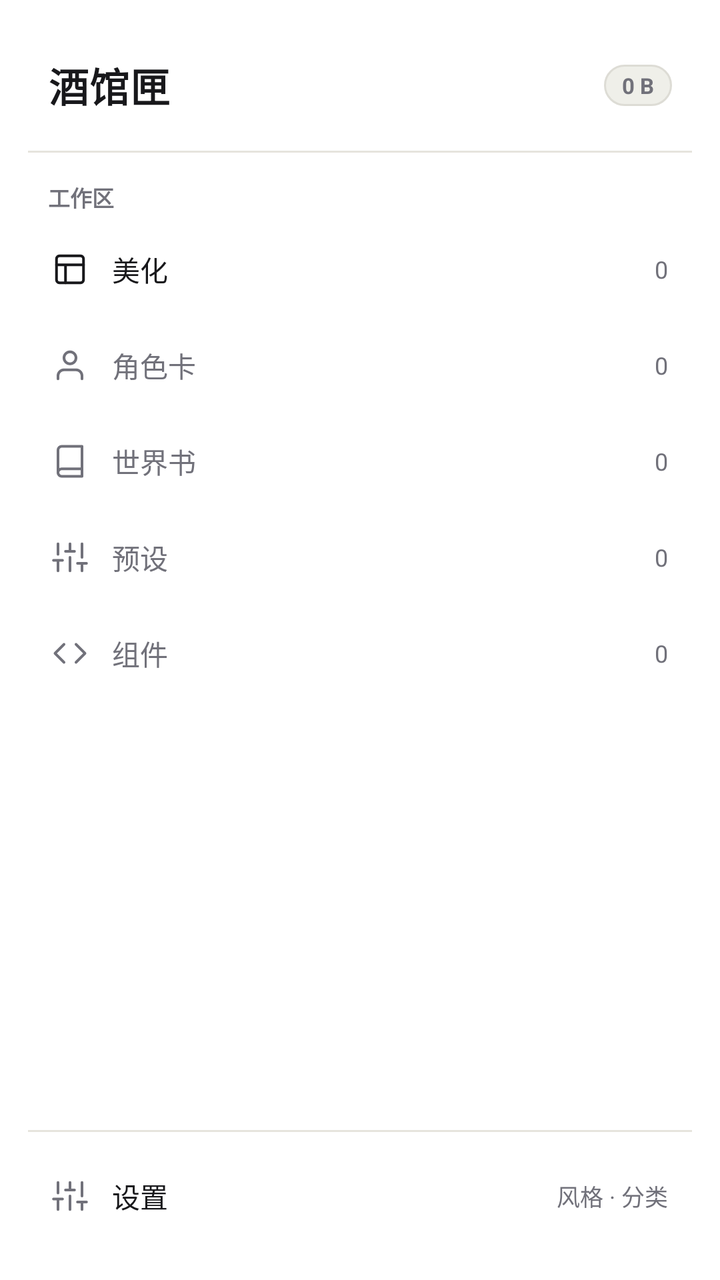
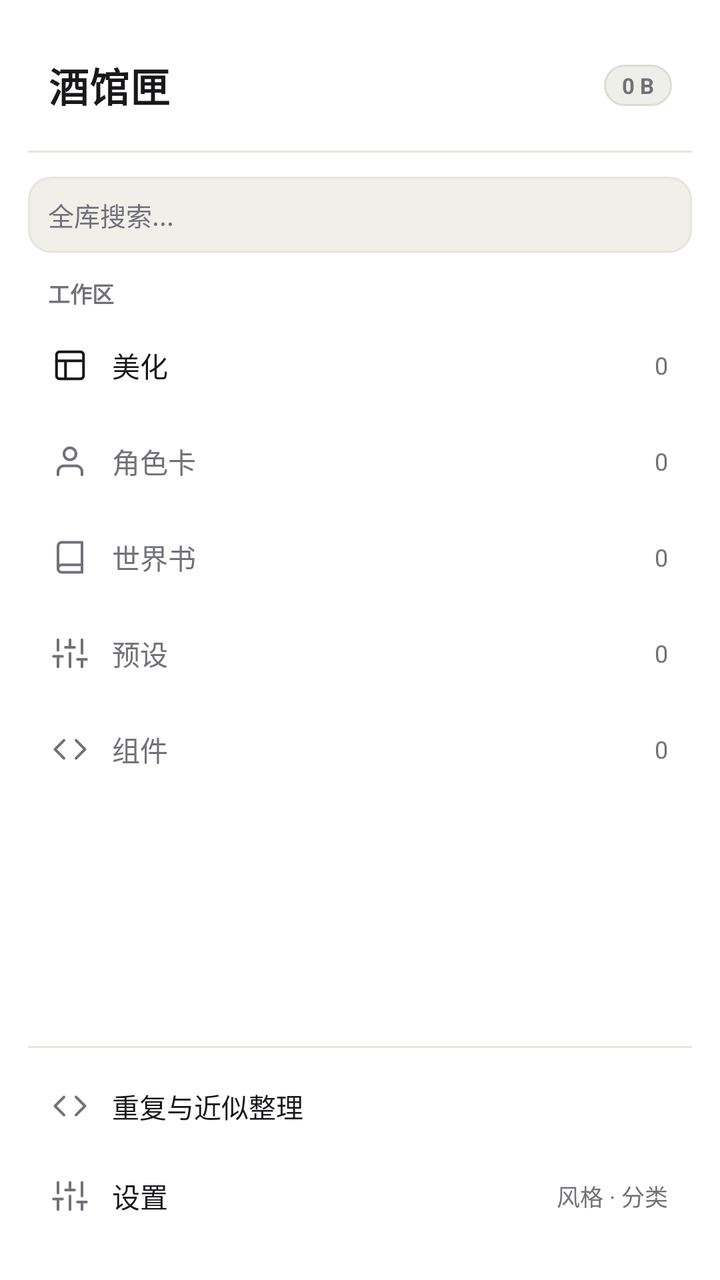

The first picture is an Android layout as it rendered before a commit; the second is the same layout after the commit. The layout source and the unified diff follow.
<!-- AndroidManifest.xml: application theme Theme.STThemeVault -->
<!-- res/layout/layout_drawer.xml -->
<?xml version="1.0" encoding="utf-8"?>
<LinearLayout xmlns:android="http://schemas.android.com/apk/res/android"
    xmlns:app="http://schemas.android.com/apk/res-auto"
    android:layout_width="276dp"
    android:layout_height="match_parent"
    android:layout_gravity="start"
    android:background="@color/surface"
    android:clickable="true"
    android:focusable="true"
    android:orientation="vertical"
    android:paddingHorizontal="14dp"
    android:paddingTop="28dp"
    android:paddingBottom="20dp">

    
    <LinearLayout
        android:layout_width="match_parent"
        android:layout_height="wrap_content"
        android:gravity="center_vertical"
        android:orientation="horizontal"
        android:paddingHorizontal="10dp"
        android:paddingBottom="18dp">

        <TextView
            android:layout_width="0dp"
            android:layout_height="wrap_content"
            android:layout_weight="1"
            android:letterSpacing="0.02"
            android:text="酒馆匣"
            android:textColor="@color/text_primary"
            android:textSize="20sp"
            android:textStyle="bold" />

        <TextView
            android:id="@+id/tvDrawerTotalSize"
            android:layout_width="wrap_content"
            android:layout_height="wrap_content"
            android:background="@drawable/bg_pill_accent"
            android:paddingHorizontal="9dp"
            android:paddingVertical="3dp"
            android:text="0 B"
            android:textColor="@color/text_muted"
            android:textSize="11sp"
            android:textStyle="bold" />
    </LinearLayout>

    <View
        android:layout_width="match_parent"
        android:layout_height="1dp"
        android:layout_marginBottom="14dp"
        android:background="@color/border" />

    <TextView
        android:layout_width="wrap_content"
        android:layout_height="wrap_content"
        android:layout_marginBottom="6dp"
        android:paddingHorizontal="10dp"
        android:text="工作区"
        android:textColor="@color/text_muted"
        android:textSize="11sp"
        android:textStyle="bold" />

    
    <LinearLayout
        android:id="@+id/drawerItemThemes"
        android:layout_width="match_parent"
        android:layout_height="44dp"
        android:layout_marginBottom="4dp"
        android:clickable="true"
        android:focusable="true"
        android:gravity="center_vertical"
        android:orientation="horizontal"
        android:paddingHorizontal="12dp">

        <ImageView
            android:id="@+id/ivDrawerThemes"
            android:layout_width="18dp"
            android:layout_height="18dp"
            android:src="@drawable/ic_module_theme"
            app:tint="@color/text_primary" />

        <TextView
            android:id="@+id/tvDrawerThemes"
            android:layout_width="0dp"
            android:layout_height="wrap_content"
            android:layout_marginStart="12dp"
            android:layout_weight="1"
            android:text="美化"
            android:textColor="@color/text_primary"
            android:textSize="14sp" />

        <TextView
            android:id="@+id/tvCountThemes"
            android:layout_width="wrap_content"
            android:layout_height="wrap_content"
            android:text="0"
            android:textColor="@color/text_muted"
            android:textSize="12sp" />
    </LinearLayout>

    
    <LinearLayout
        android:id="@+id/drawerItemCharacters"
        android:layout_width="match_parent"
        android:layout_height="44dp"
        android:layout_marginBottom="4dp"
        android:clickable="true"
        android:focusable="true"
        android:gravity="center_vertical"
        android:orientation="horizontal"
        android:paddingHorizontal="12dp">

        <ImageView
            android:id="@+id/ivDrawerCharacters"
            android:layout_width="18dp"
            android:layout_height="18dp"
            android:src="@drawable/ic_module_character"
            app:tint="@color/text_muted" />

        <TextView
            android:id="@+id/tvDrawerCharacters"
            android:layout_width="0dp"
            android:layout_height="wrap_content"
            android:layout_marginStart="12dp"
            android:layout_weight="1"
            android:text="角色卡"
            android:textColor="@color/text_muted"
            android:textSize="14sp" />

        <TextView
            android:id="@+id/tvCountChars"
            android:layout_width="wrap_content"
            android:layout_height="wrap_content"
            android:text="0"
            android:textColor="@color/text_muted"
            android:textSize="12sp" />
    </LinearLayout>

    
    <LinearLayout
        android:id="@+id/drawerItemWorldBooks"
        android:layout_width="match_parent"
        android:layout_height="44dp"
        android:layout_marginBottom="4dp"
        android:clickable="true"
        android:focusable="true"
        android:gravity="center_vertical"
        android:orientation="horizontal"
        android:paddingHorizontal="12dp">

        <ImageView
            android:id="@+id/ivDrawerWorldBooks"
            android:layout_width="18dp"
            android:layout_height="18dp"
            android:src="@drawable/ic_module_worldbook"
            app:tint="@color/text_muted" />

        <TextView
            android:id="@+id/tvDrawerWorldBooks"
            android:layout_width="0dp"
            android:layout_height="wrap_content"
            android:layout_marginStart="12dp"
            android:layout_weight="1"
            android:text="世界书"
            android:textColor="@color/text_muted"
            android:textSize="14sp" />

        <TextView
            android:id="@+id/tvCountBooks"
            android:layout_width="wrap_content"
            android:layout_height="wrap_content"
            android:text="0"
            android:textColor="@color/text_muted"
            android:textSize="12sp" />
    </LinearLayout>

    
    <LinearLayout
        android:id="@+id/drawerItemPresets"
        android:layout_width="match_parent"
        android:layout_height="44dp"
        android:layout_marginBottom="4dp"
        android:clickable="true"
        android:focusable="true"
        android:gravity="center_vertical"
        android:orientation="horizontal"
        android:paddingHorizontal="12dp">

        <ImageView
            android:id="@+id/ivDrawerPresets"
            android:layout_width="18dp"
            android:layout_height="18dp"
            android:src="@drawable/ic_module_preset"
            app:tint="@color/text_muted" />

        <TextView
            android:id="@+id/tvDrawerPresets"
            android:layout_width="0dp"
            android:layout_height="wrap_content"
            android:layout_marginStart="12dp"
            android:layout_weight="1"
            android:text="预设"
            android:textColor="@color/text_muted"
            android:textSize="14sp" />

        <TextView
            android:id="@+id/tvCountPresets"
            android:layout_width="wrap_content"
            android:layout_height="wrap_content"
            android:text="0"
            android:textColor="@color/text_muted"
            android:textSize="12sp" />
    </LinearLayout>

    
    <LinearLayout
        android:id="@+id/drawerItemComponents"
        android:layout_width="match_parent"
        android:layout_height="44dp"
        android:layout_marginBottom="4dp"
        android:clickable="true"
        android:focusable="true"
        android:gravity="center_vertical"
        android:orientation="horizontal"
        android:paddingHorizontal="12dp">

        <ImageView
            android:id="@+id/ivDrawerComponents"
            android:layout_width="18dp"
            android:layout_height="18dp"
            android:src="@drawable/ic_module_component"
            app:tint="@color/text_muted" />

        <TextView
            android:id="@+id/tvDrawerComponents"
            android:layout_width="0dp"
            android:layout_height="wrap_content"
            android:layout_marginStart="12dp"
            android:layout_weight="1"
            android:text="组件"
            android:textColor="@color/text_muted"
            android:textSize="14sp" />

        <TextView
            android:id="@+id/tvCountComps"
            android:layout_width="wrap_content"
            android:layout_height="wrap_content"
            android:text="0"
            android:textColor="@color/text_muted"
            android:textSize="12sp" />
    </LinearLayout>

    <View
        android:layout_width="match_parent"
        android:layout_height="0dp"
        android:layout_weight="1" />

    <View
        android:layout_width="match_parent"
        android:layout_height="1dp"
        android:layout_marginBottom="10dp"
        android:background="@color/border" />

    
    <LinearLayout
        android:id="@+id/drawerItemSettings"
        android:layout_width="match_parent"
        android:layout_height="44dp"
        android:clickable="true"
        android:focusable="true"
        android:gravity="center_vertical"
        android:orientation="horizontal"
        android:paddingHorizontal="12dp">

        <ImageView
            android:layout_width="18dp"
            android:layout_height="18dp"
            android:src="@drawable/ic_module_preset"
            app:tint="@color/text_muted" />

        <TextView
            android:layout_width="0dp"
            android:layout_height="wrap_content"
            android:layout_marginStart="12dp"
            android:layout_weight="1"
            android:text="设置"
            android:textColor="@color/text_primary"
            android:textSize="14sp" />

        <TextView
            android:layout_width="wrap_content"
            android:layout_height="wrap_content"
            android:text="风格 · 分类"
            android:textColor="@color/text_muted"
            android:textSize="11.5sp" />
    </LinearLayout>
</LinearLayout>
<!-- resources referenced by this layout -->
<resources>
  <color name="border">#E6E4DD</color>
  <color name="surface">#FFFFFF</color>
  <color name="text_muted">#71717A</color>
  <color name="text_primary">#18181B</color>
  <!-- drawable bg_pill_accent (drawable) -->
  <?xml version="1.0" encoding="utf-8"?>
  <shape xmlns:android="http://schemas.android.com/apk/res/android" android:shape="rectangle">
      <solid android:color="@color/pill_accent_bg" />
      <corners android:radius="999dp" />
      <stroke android:width="1dp" android:color="@color/pill_accent_stroke" />
  </shape>
  <!-- drawable ic_module_character (drawable) -->
  <?xml version="1.0" encoding="utf-8"?>
  <vector xmlns:android="http://schemas.android.com/apk/res/android"
      android:width="20dp"
      android:height="20dp"
      android:viewportWidth="24"
      android:viewportHeight="24">
      <path
          android:fillColor="@android:color/transparent"
          android:pathData="M20,21v-2a4,4 0,0 0,-4 -4H8a4,4 0,0 0,-4 4v2"
          android:strokeWidth="1.8"
          android:strokeColor="#FFFFFF"
          android:strokeLineCap="round"
          android:strokeLineJoin="round" />
      <path
          android:fillColor="@android:color/transparent"
          android:pathData="M12,3a4,4 0,1 0,0 8a4,4 0,1 0,0 -8z"
          android:strokeWidth="1.8"
          android:strokeColor="#FFFFFF"
          android:strokeLineCap="round" />
  </vector>
  <!-- drawable ic_module_component (drawable) -->
  <?xml version="1.0" encoding="utf-8"?>
  <vector xmlns:android="http://schemas.android.com/apk/res/android"
      android:width="20dp"
      android:height="20dp"
      android:viewportWidth="24"
      android:viewportHeight="24">
      <path
          android:fillColor="@android:color/transparent"
          android:pathData="M16,18l6,-6l-6,-6M8,6l-6,6l6,6"
          android:strokeWidth="1.8"
          android:strokeColor="#FFFFFF"
          android:strokeLineCap="round"
          android:strokeLineJoin="round" />
  </vector>
  <!-- drawable ic_module_preset (drawable) -->
  <?xml version="1.0" encoding="utf-8"?>
  <vector xmlns:android="http://schemas.android.com/apk/res/android"
      android:width="20dp"
      android:height="20dp"
      android:viewportWidth="24"
      android:viewportHeight="24">
      <path
          android:fillColor="@android:color/transparent"
          android:pathData="M4,21v-7M4,10V3M12,21v-9M12,8V3M20,21v-5M20,12V3M1,14h6M9,8h6M17,16h6"
          android:strokeWidth="1.8"
          android:strokeColor="#FFFFFF"
          android:strokeLineCap="round"
          android:strokeLineJoin="round" />
  </vector>
  <!-- drawable ic_module_theme (drawable) -->
  <?xml version="1.0" encoding="utf-8"?>
  <vector xmlns:android="http://schemas.android.com/apk/res/android"
      android:width="20dp"
      android:height="20dp"
      android:viewportWidth="24"
      android:viewportHeight="24">
      <path
          android:fillColor="@android:color/transparent"
          android:pathData="M3,5a2,2 0,0 1,2 -2h14a2,2 0,0 1,2 2v14a2,2 0,0 1,-2 2H5a2,2 0,0 1,-2 -2V5z"
          android:strokeWidth="1.8"
          android:strokeColor="#FFFFFF"
          android:strokeLineJoin="round" />
      <path
          android:fillColor="@android:color/transparent"
          android:pathData="M3,9h18M9,21V9"
          android:strokeWidth="1.8"
          android:strokeColor="#FFFFFF"
          android:strokeLineCap="round" />
  </vector>
  <color name="pill_accent_bg">#EFEFE9</color>
  <color name="pill_accent_stroke">#DDDCD5</color>
  <color name="accent">#18181B</color>
  <color name="on_accent">#FFFFFF</color>
  <color name="surface_2">#F0EFEA</color>
  <color name="bg">#F7F7F5</color>
  <!-- unchanged entries left out for length: 2 -->
</resources>

<!-- the commit's change to res/layout/layout_drawer.xml (unified diff, before → after) -->
@@ -47,8 +47,73 @@
     <View
         android:layout_width="match_parent"
         android:layout_height="1dp"
-        android:layout_marginBottom="14dp"
+        android:layout_marginBottom="12dp"
         android:background="@color/border" />
+
+    
+    <LinearLayout
+        android:layout_width="match_parent"
+        android:layout_height="38dp"
+        android:layout_marginBottom="12dp"
+        android:background="@drawable/bg_input"
+        android:gravity="center_vertical"
+        android:orientation="horizontal"
+        android:paddingHorizontal="10dp">
+
+        <EditText
+            android:id="@+id/etDrawerGlobalSearch"
+            android:layout_width="0dp"
+            android:layout_height="match_parent"
+            android:layout_weight="1"
+            android:background="@android:color/transparent"
+            android:hint="全库搜索..."
+            android:imeOptions="actionSearch"
+            android:inputType="text"
+            android:singleLine="true"
+            android:textColor="@color/text_primary"
+            android:textColorHint="@color/text_muted"
+            android:textSize="13sp" />
+
+        <TextView
+            android:id="@+id/btnDrawerSearchClear"
+            android:layout_width="wrap_content"
+            android:layout_height="wrap_content"
+            android:clickable="true"
+            android:focusable="true"
+            android:paddingHorizontal="6dp"
+            android:paddingVertical="4dp"
+            android:text="✕"
+            android:textColor="@color/text_muted"
+            android:textSize="12sp"
+            android:visibility="gone" />
+    </LinearLayout>
+
+    
+    <TextView
+        android:id="@+id/tvDrawerSearchEmpty"
+        android:layout_width="match_parent"
+        android:layout_height="wrap_content"
+        android:gravity="center"
+        android:paddingVertical="24dp"
+        android:text="未找到匹配资源"
+        android:textColor="@color/text_muted"
+        android:textSize="12.5sp"
+        android:visibility="gone" />
+
+    <androidx.recyclerview.widget.RecyclerView
+        android:id="@+id/rvDrawerGlobalSearch"
+        android:layout_width="match_parent"
+        android:layout_height="0dp"
+        android:layout_weight="1"
+        android:visibility="gone" />
+
+    
+    <LinearLayout
+        android:id="@+id/drawerNavGroup"
+        android:layout_width="match_parent"
+        android:layout_height="0dp"
+        android:layout_weight="1"
+        android:orientation="vertical">
 
     <TextView
         android:layout_width="wrap_content"
@@ -250,19 +315,44 @@
             android:textSize="12sp" />
     </LinearLayout>
 
+    </LinearLayout>
+
     <View
         android:layout_width="match_parent"
-        android:layout_height="0dp"
-        android:layout_weight="1" />
-
-    <View
-        android:layout_width="match_parent"
         android:layout_height="1dp"
-        android:layout_marginBottom="10dp"
+        android:layout_marginBottom="8dp"
         android:background="@color/border" />
 
     
     <LinearLayout
+        android:id="@+id/drawerItemDedup"
+        android:layout_width="match_parent"
+        android:layout_height="42dp"
+        android:layout_marginBottom="2dp"
+        android:clickable="true"
+        android:focusable="true"
+        android:gravity="center_vertical"
+        android:orientation="horizontal"
+        android:paddingHorizontal="12dp">
+
+        <ImageView
+            android:layout_width="18dp"
+            android:layout_height="18dp"
+            android:src="@drawable/ic_module_component"
+            app:tint="@color/text_muted" />
+
+        <TextView
+            android:layout_width="0dp"
+            android:layout_height="wrap_content"
+            android:layout_marginStart="12dp"
+            android:layout_weight="1"
+            android:text="重复与近似整理"
+            android:textColor="@color/text_primary"
+            android:textSize="13.5sp" />
+    </LinearLayout>
+
+    
+    <LinearLayout
         android:id="@+id/drawerItemSettings"
         android:layout_width="match_parent"
         android:layout_height="44dp"
<!-- resource entries referenced after the edit -->
@@ -4,6 +4,13 @@
   <color name="surface">#FFFFFF</color>
   <color name="text_muted">#71717A</color>
   <color name="text_primary">#18181B</color>
+  <!-- drawable bg_input (drawable) -->
+  <?xml version="1.0" encoding="utf-8"?>
+  <shape xmlns:android="http://schemas.android.com/apk/res/android" android:shape="rectangle">
+      <solid android:color="@color/surface_2" />
+      <corners android:radius="11dp" />
+      <stroke android:width="1dp" android:color="@color/border" />
+  </shape>
   <!-- drawable bg_pill_accent (drawable) -->
   <?xml version="1.0" encoding="utf-8"?>
   <shape xmlns:android="http://schemas.android.com/apk/res/android" android:shape="rectangle">
